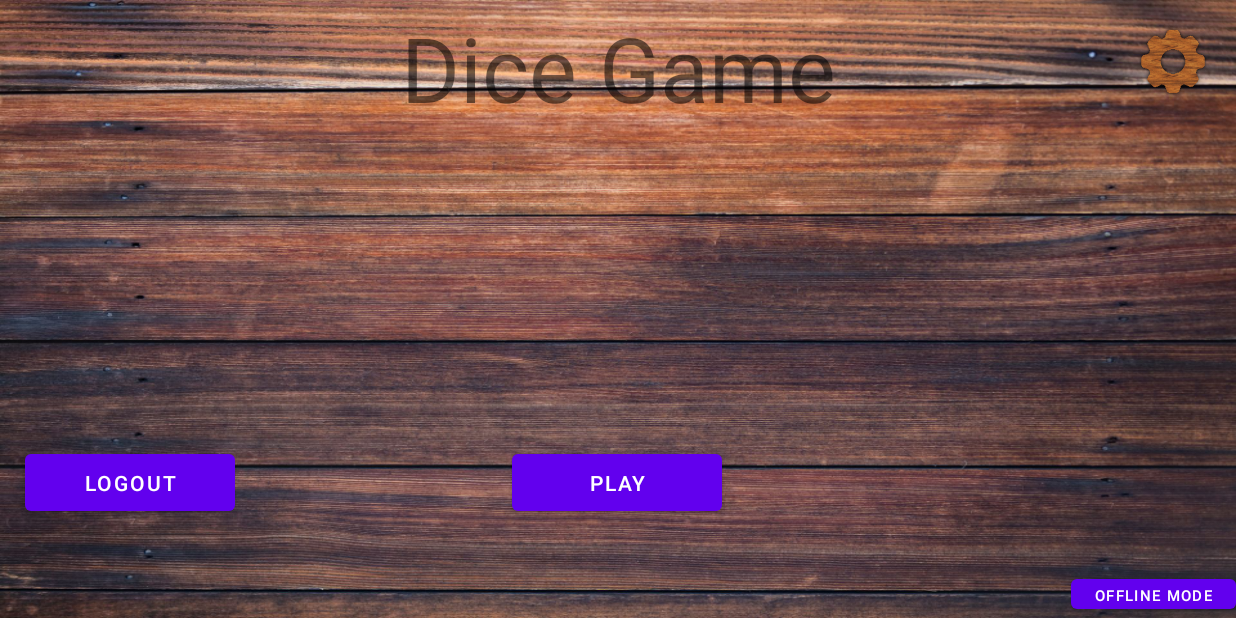
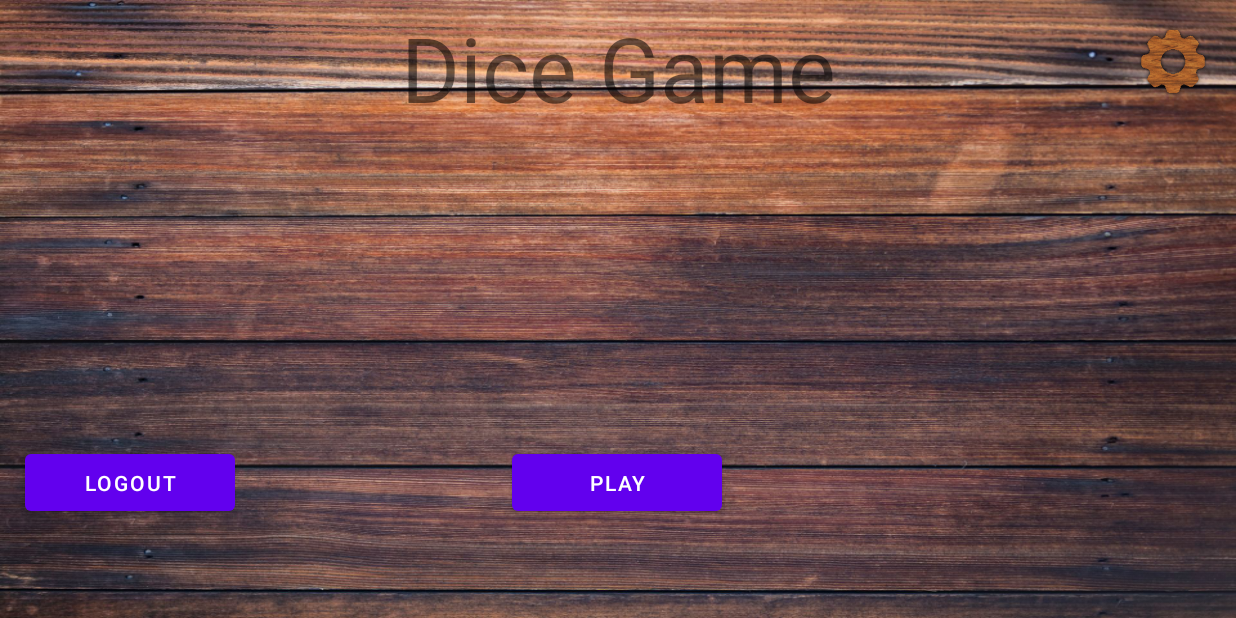
Before and after one commit to PawelTSW90/DiceGame, an Android app: the screen it shows after launch once a user with an empty profile is signed in (GameBoardActivity), on a phone screen of 824 x 412 dp (held sideways). Run offline under Robolectric (Android 15) with nearby library versions, the phone set to English and light mode, and no system bars; our stand-ins replace AdMob, Firebase (no records; nobody signed in at launch, a user with empty details on screens opened directly).

Commit message:
commit before refactoring main menu fragment to activity

```diff
--- a/app/src/main/java/com/paweldyjak/dicegame/ConnectionCheckerThread.java
+++ b/app/src/main/java/com/paweldyjak/dicegame/ConnectionCheckerThread.java
@@ -20,7 +20,7 @@ public class ConnectionCheckerThread implements Runnable {
 
     @Override
     public void run() {
-        connectionButton = ((Activity) context).findViewById(R.id.offline_mode_button);
+            connectionButton = ((Activity) context).findViewById(R.id.connection_status_button);
             ((Activity) context).runOnUiThread(() -> {
                 if (!isConnectedToNetwork()) {
                     connectionButton.setText(context.getText(R.string.offline_mode));
@@ -32,6 +32,7 @@ public class ConnectionCheckerThread implements Runnable {
         }
 
 
+
     private boolean isConnectedToNetwork() {
         ConnectivityManager cm = (ConnectivityManager) context.getSystemService(Context.CONNECTIVITY_SERVICE);
         return cm.getActiveNetworkInfo() != null && cm.getActiveNetworkInfo().isConnected();
--- a/app/src/main/java/com/paweldyjak/dicegame/Fragments/MainMenuScreenFragment.java
+++ b/app/src/main/java/com/paweldyjak/dicegame/Fragments/MainMenuScreenFragment.java
@@ -35,12 +35,14 @@ import java.util.concurrent.TimeUnit;
 public class MainMenuScreenFragment extends Fragment {
     private final GameBoardActivity gameBoardActivity;
     private ConnectionCheckerThread connectionCheckerThread;
+    private final ScheduledExecutorService connectionChecker = Executors.newScheduledThreadPool(1);
     private DatabaseReference userNameReference;
     private DatabaseReference namesInUseReference;
     private Button playButton;
     private Button hotSeatButton;
     private Button logoutButton;
     private Button multiplayerButton;
+    private Button connectionStatusButton;
     private final Button[] playersNumberButtons = new Button[5];
     private Button backButton;
     private Button settingPlayerNameButton;
@@ -65,6 +67,7 @@ public class MainMenuScreenFragment extends Fragment {
         playButton = view.findViewById(R.id.play_button);
         hotSeatButton = view.findViewById(R.id.hotseat_mode_button);
         backButton = view.findViewById(R.id.back_button);
+        connectionStatusButton = view.findViewById(R.id.connection_status_button);
         logoutButton = view.findViewById(R.id.logout_button_titleScreen);
         multiplayerButton = view.findViewById(R.id.multiplayer_mode_button);
         settingPlayerNameButton = view.findViewById(R.id.setting_player_name_button);
@@ -93,6 +96,7 @@ public class MainMenuScreenFragment extends Fragment {
         for (int x = 0; x < 5; x++) {
             int finalX = x;
             playersNumberButtons[x].setOnClickListener(v -> {
+                connectionChecker.shutdown();
                 PlayerNamesInputScreenFragment playerNamesInputScreenFragment = new PlayerNamesInputScreenFragment(gameBoardActivity, finalX + 2);
                 sounds.playTickSound();
                 gameBoardActivity.replaceFragment(R.id.fragment_layout, playerNamesInputScreenFragment);
@@ -106,6 +110,7 @@ public class MainMenuScreenFragment extends Fragment {
 
         logoutButton.setOnClickListener(v -> {
             if (FirebaseAuth.getInstance().getCurrentUser() != null) {
+                connectionChecker.shutdown();
                 FirebaseAuth.getInstance().signOut();
                 Toast.makeText(gameBoardActivity, getContext().getText(R.string.logged_out), Toast.LENGTH_SHORT).show();
                 getActivity().finish();
@@ -143,6 +148,7 @@ public class MainMenuScreenFragment extends Fragment {
         });
 
         multiplayerButton.setOnClickListener(v -> {
+            connectionChecker.shutdown();
             sounds.playTickSound();
             Intent intent = new Intent(getContext(), MultiplayerQueueActivity.class);
             startActivity(intent);
@@ -190,12 +196,19 @@ public class MainMenuScreenFragment extends Fragment {
         userNameReference.addValueEventListener(new ValueEventListener() {
             @Override
             public void onDataChange(@NonNull DataSnapshot snapshot) {
+                try {
+
+
                     if (snapshot.getValue().equals("null")) {
                         playButton.setVisibility(View.INVISIBLE);
                         userName = "false";
                         setPlayerNameInput();
-                }  else {
+                    } else {
                         userName = snapshot.getValue(String.class);
+                        connectionStatusButton.setVisibility(View.VISIBLE);
+                    }
+                }catch (NullPointerException ignored){
+
                 }
             }
 
@@ -221,6 +234,7 @@ public class MainMenuScreenFragment extends Fragment {
                     userName = nameEditText.getText().toString();
                     userNameCreatorLayout.setVisibility(View.INVISIBLE);
                     playButton.setVisibility(View.VISIBLE);
+                    connectionStatusButton.setVisibility(View.VISIBLE);
                 }
             }
 
@@ -234,9 +248,9 @@ public class MainMenuScreenFragment extends Fragment {
 
 
     public void internetConnectionChecker(){
-        ScheduledExecutorService connectionChecker = Executors.newScheduledThreadPool(1);
             connectionChecker.scheduleAtFixedRate(connectionCheckerThread, 2, 2, TimeUnit.SECONDS);
         }
+
 
     public String getUserName(){
         return userName;
--- a/app/src/main/res/layout/fragment_main_menu_screen.xml
+++ b/app/src/main/res/layout/fragment_main_menu_screen.xml
@@ -155,12 +155,12 @@
         app:layout_constraintVertical_bias="0.82" />
 
     <Button
-        android:id="@+id/offline_mode_button"
+        android:id="@+id/connection_status_button"
         android:layout_width="wrap_content"
         android:layout_height="32dp"
         android:text="@string/offline_mode"
         android:textSize="10sp"
-        android:visibility="visible"
+        android:visibility="invisible"
         app:layout_constraintBottom_toBottomOf="@+id/user_name_creator_layout"
         app:layout_constraintEnd_toEndOf="parent"
         app:layout_constraintHorizontal_bias="1.0"
```
Lines whose indentation alone changed are shown as unchanged.
